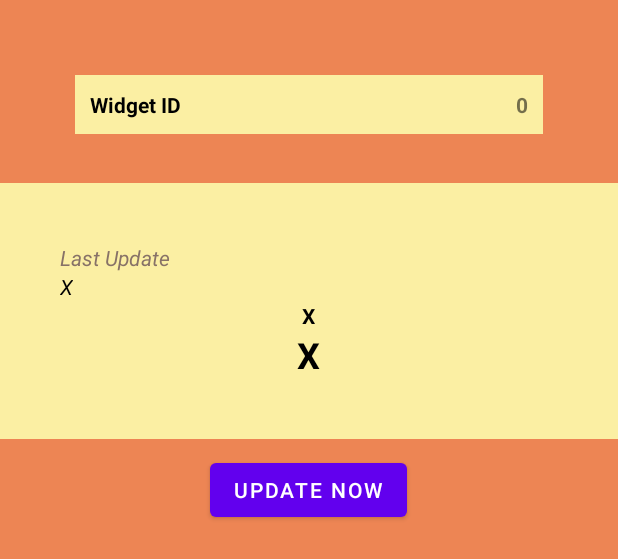
After one commit to alfiahnurhiday/BroadcastReceiver, an Android app: the layout new_app_widget.xml on its own in the app's theme, with its tools: preview values and no code run, on a phone screen of 412 x 824 dp. The commit adds this screen. Shown: the top 559 px of the screen. Run offline under Robolectric (Android 15) with nearby library versions, the phone set to English and light mode, and no system bars.

Commit message:
Menambah widget tanggal dan waktu.

```diff
--- /dev/null
+++ b/app/src/main/res/layout/new_app_widget.xml
@@ -0,0 +1,87 @@
+<RelativeLayout xmlns:android="http://schemas.android.com/apk/res/android"
+    android:layout_width="match_parent"
+    android:layout_height="match_parent"
+    android:background="#ED8554"
+    android:padding="@dimen/widget_margin"
+    android:theme="@style/ThemeOverlay.BroadcastReceiver.AppWidgetContainer">
+
+    <LinearLayout
+        android:id="@+id/section_id"
+        android:layout_width="match_parent"
+        android:layout_height="wrap_content"
+        android:orientation="horizontal"
+        android:layout_alignParentTop="true"
+        android:layout_margin="50dp"
+        android:padding="10dp"
+        android:background="#FBEFA3">
+        <TextView
+            android:layout_width="wrap_content"
+            android:layout_height="wrap_content"
+            android:layout_weight="2"
+            android:textStyle="bold"
+            android:textColor="@android:color/black"
+            android:text="Widget ID"/>
+        <TextView
+            android:id="@+id/appwidget_id"
+            android:layout_width="wrap_content"
+            android:layout_height="wrap_content"
+            android:layout_weight="1"
+            android:textStyle="bold"
+            android:gravity="right"
+            android:text="0"/>
+    </LinearLayout>
+
+    <LinearLayout
+        android:id="@+id/section_update"
+        android:layout_width="match_parent"
+        android:layout_height="wrap_content"
+        android:layout_below="@id/section_id"
+        android:layout_marginTop="-17dp"
+        android:layout_marginBottom="10dp"
+        android:background="#FBEFA3"
+        android:orientation="vertical"
+        android:padding="40dp">
+
+        <TextView
+            android:layout_width="wrap_content"
+            android:layout_height="wrap_content"
+            android:text="Last Update"
+            android:textColor="#877267"
+            android:textStyle="italic" />
+
+        <TextView
+            android:id="@+id/appwidget_update"
+            android:layout_width="wrap_content"
+            android:layout_height="wrap_content"
+            android:text="X"
+            android:textColor="@android:color/black"
+            android:textStyle="italic" />
+
+        <TextView
+            android:id="@+id/appwidget_date"
+            android:layout_width="wrap_content"
+            android:layout_height="wrap_content"
+            android:layout_gravity="center_horizontal"
+            android:text="X"
+            android:textColor="@android:color/black"
+            android:textStyle="bold" />
+
+        <TextView
+            android:id="@+id/appwidget_time"
+            android:layout_width="wrap_content"
+            android:layout_height="wrap_content"
+            android:layout_gravity="center_horizontal"
+            android:text="X"
+            android:textColor="@android:color/black"
+            android:textSize="24sp"
+            android:textStyle="bold" />
+    </LinearLayout>
+
+    <Button
+        android:id="@+id/button_update"
+        android:layout_width="wrap_content"
+        android:layout_height="wrap_content"
+        android:layout_below="@id/section_update"
+        android:layout_centerHorizontal="true"
+        android:text="Update Now"/>
+</RelativeLayout>
--- a/app/src/main/res/values-night/themes.xml
+++ b/app/src/main/res/values-night/themes.xml
@@ -13,4 +13,9 @@
         <item name="android:statusBarColor" tools:targetApi="l">?attr/colorPrimaryVariant</item>
         <!-- Customize your theme here. -->
     </style>
+
+    <style name="ThemeOverlay.BroadcastReceiver.AppWidgetContainer" parent="">
+        <item name="appWidgetBackgroundColor">@color/light_blue_900</item>
+        <item name="appWidgetTextColor">@color/light_blue_200</item>
+    </style>
 </resources>
--- /dev/null
+++ b/app/src/main/res/values/attrs.xml
@@ -0,0 +1,6 @@
+<resources>
+    <declare-styleable name="AppWidgetAttrs">
+        <attr name="appWidgetBackgroundColor" format="color" />
+        <attr name="appWidgetTextColor" format="color" />
+    </declare-styleable>
+</resources>
--- a/app/src/main/res/values/colors.xml
+++ b/app/src/main/res/values/colors.xml
@@ -7,4 +7,8 @@
     <color name="teal_700">#FF018786</color>
     <color name="black">#FF000000</color>
     <color name="white">#FFFFFFFF</color>
+    <color name="light_blue_50">#FFE1F5FE</color>
+    <color name="light_blue_200">#FF81D4FA</color>
+    <color name="light_blue_600">#FF039BE5</color>
+    <color name="light_blue_900">#FF01579B</color>
 </resources>
--- a/app/src/main/res/values/strings.xml
+++ b/app/src/main/res/values/strings.xml
@@ -3,4 +3,6 @@
     <string name="power_connected">Power Connected</string>
     <string name="power_disconnected">Power Disconnected</string>
     <string name="send_broadcast">Send Broadcast!</string>
+    <string name="appwidget_text">EXAMPLE</string>
+    <string name="add_widget">Add widget</string>
 </resources>
--- a/app/src/main/res/values/themes.xml
+++ b/app/src/main/res/values/themes.xml
@@ -13,4 +13,9 @@
         <item name="android:statusBarColor" tools:targetApi="l">?attr/colorPrimaryVariant</item>
         <!-- Customize your theme here. -->
     </style>
+
+    <style name="ThemeOverlay.BroadcastReceiver.AppWidgetContainer" parent="">
+        <item name="appWidgetBackgroundColor">@color/light_blue_600</item>
+        <item name="appWidgetTextColor">@color/light_blue_50</item>
+    </style>
 </resources>
```
Also changed, not shown: app/src/main/AndroidManifest.xml (+10 -1 lines), app/src/main/java/android/alfiah/broadcastreceiver/NewAppWidget.java (added, +68 -0 lines), app/src/main/res/values/dimens.xml (added, +10 -0 lines), app/src/main/res/xml/new_app_widget_info.xml (added, +10 -0 lines), app/src/main/res/drawable-nodpi/example_appwidget_preview.png (added).
